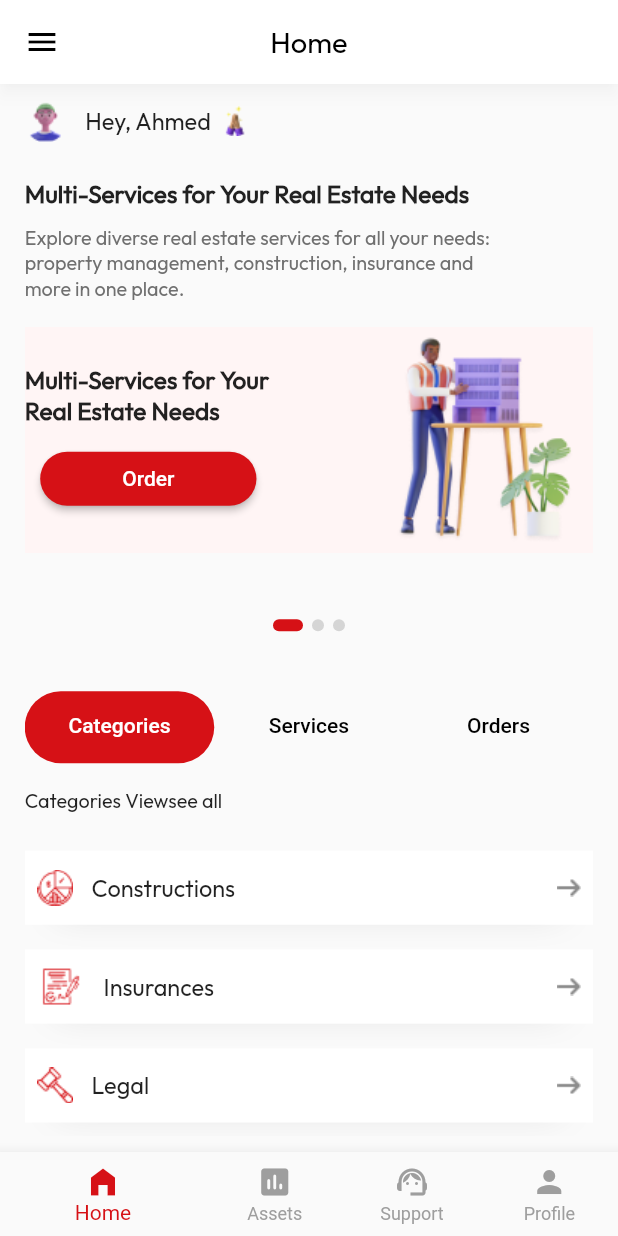
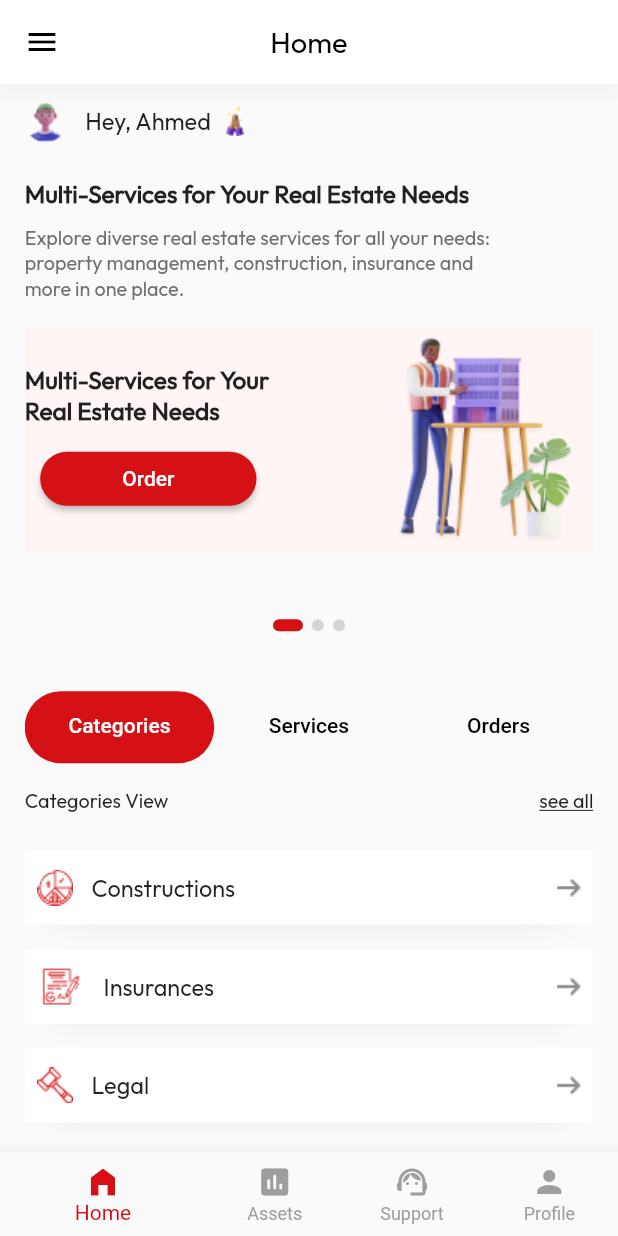
Before and after one commit to mostafa1255/Task, a Flutter app: the screen it shows after launch, on a phone screen of 412 x 824 dp. Run offline on Flutter 3.47's test engine with Material 2 defaults, Android fonts, the phone set to English and light mode, and no system bars; drawn by our look-alikes of dots_indicator.

Commit message:
Task One Completed Which is UI

```diff
--- a/lib/Screens/Home_Screen/Widgets/TabBarWidget.dart
+++ b/lib/Screens/Home_Screen/Widgets/TabBarWidget.dart
@@ -43,10 +43,22 @@ class TabBarWidget extends StatelessWidget {
                     child: Column(
                       crossAxisAlignment: CrossAxisAlignment.start,
                       children: [
-                        Text(
-                          "Categories Viewsee all",
-                          style: Txtstyle.style14(context: context)
-                              .copyWith(fontWeight: FontWeight.w400),
+                        Row(
+                          mainAxisAlignment: MainAxisAlignment.spaceBetween,
+                          children: [
+                            Text(
+                              "Categories View",
+                              style: Txtstyle.style14(context: context)
+                                  .copyWith(fontWeight: FontWeight.w400),
+                            ),
+                            Text(
+                              "see all",
+                              style: Txtstyle.style14(context: context)
+                                  .copyWith(
+                                      fontWeight: FontWeight.w300,
+                                      decoration: TextDecoration.underline),
+                            ),
+                          ],
                         ),
                         SizedBox(
                           height: device.height * 0.02,
```
